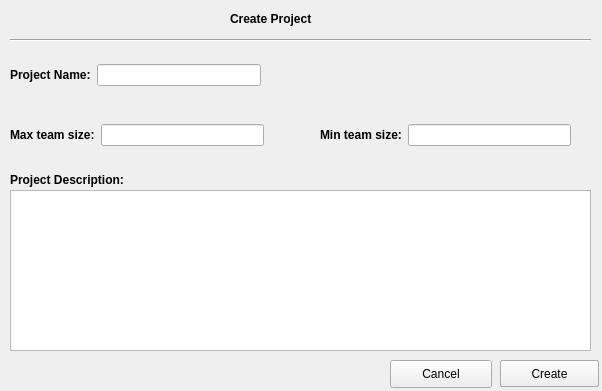
GuelorEmanuel/Team-Tech-Support, file D1/createprojectview.ui: the form before one commit.
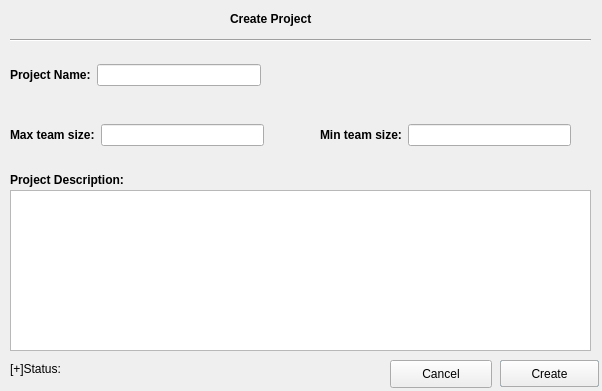
The form after the commit.

Commit message: Error handling and updated view layout

The edit to the form file:
```diff
--- a/D1/createprojectview.ui
+++ b/D1/createprojectview.ui
@@ -197,6 +197,19 @@
     <string>Cancel</string>
    </property>
   </widget>
+  <widget class="QLabel" name="statusLbl">
+   <property name="geometry">
+    <rect>
+     <x>10</x>
+     <y>360</y>
+     <width>361</width>
+     <height>17</height>
+    </rect>
+   </property>
+   <property name="text">
+    <string>[+]Status:</string>
+   </property>
+  </widget>
   <zorder>layoutWidget</zorder>
   <zorder>layoutWidget</zorder>
   <zorder>layoutWidget</zorder>
```
Left out of the diff: 1 changed line with no effect on the pictures. The commit also changes 7 other files.
